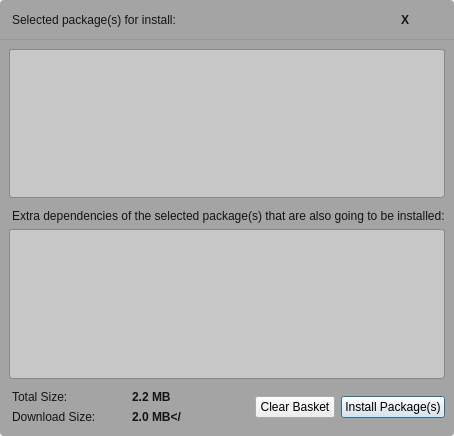
First picture: the form in kde/package-manager/manager/ui/basketdialog.ui, repository pars-linux/uludag, before the edit.
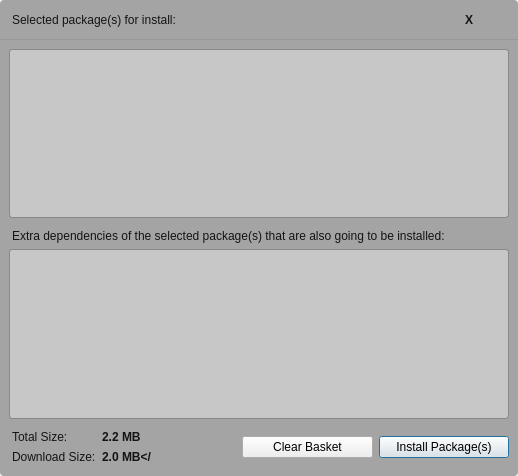
Second picture: the form after the edit. Custom widgets are drawn as their Qt base class.

```diff
--- a/kde/package-manager/manager/ui/basketdialog.ui
+++ b/kde/package-manager/manager/ui/basketdialog.ui
@@ -6,8 +6,8 @@
    <rect>
     <x>0</x>
     <y>0</y>
-    <width>446</width>
-    <height>436</height>
+    <width>518</width>
+    <height>476</height>
    </rect>
   </property>
   <property name="windowTitle">
@@ -107,7 +107,7 @@
       </item>
       <item row="1" column="0">
        <widget class="QWidget" name="widget_2" native="true">
-        <layout class="QGridLayout" name="gridLayout">
+        <layout class="QGridLayout" name="gridLayout" columnstretch="0,1,2">
          <item row="0" column="0" colspan="3">
           <widget class="PackageView" name="packageList">
            <property name="minimumSize">
```
